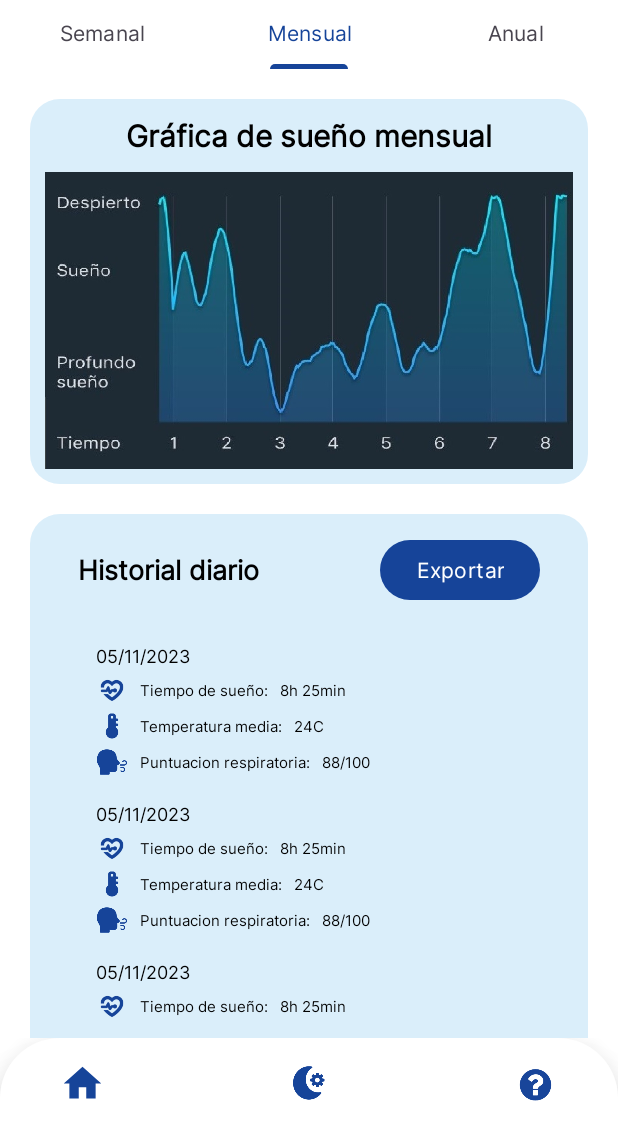
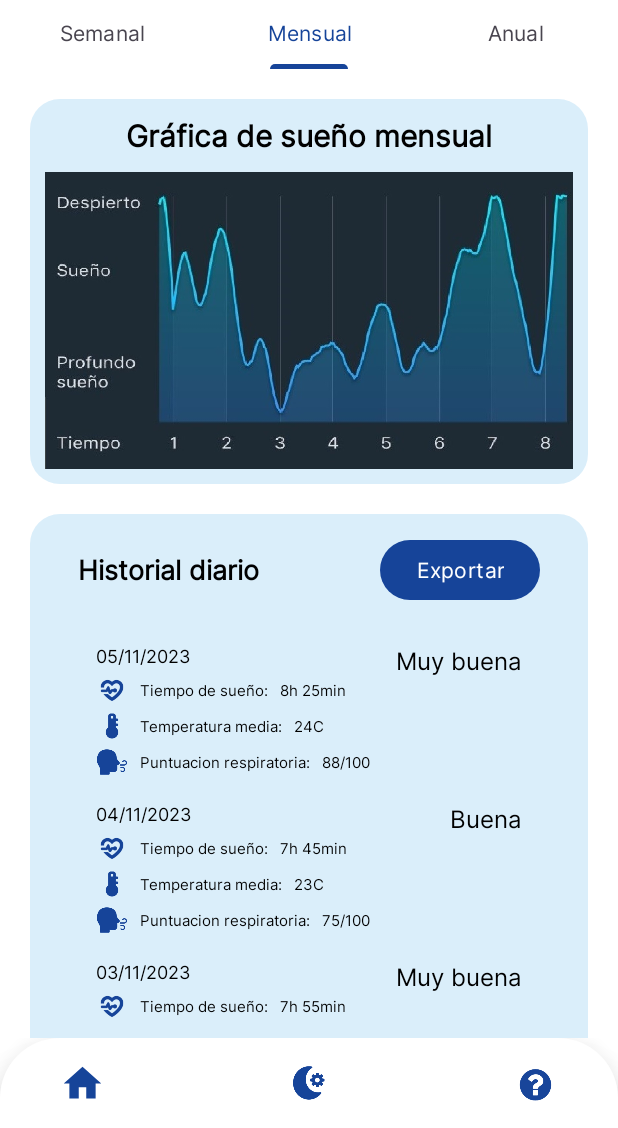
Before and after one commit to juandiazx/Hypnos, an Android app: the Historial screen opened directly, with no data from a screen before it, tab 2 chosen, on a phone screen of 412 x 824 dp, the part 108-1236 px from its top. Run offline under Robolectric (Android 15) with nearby library versions, the phone set to English and light mode, and no system bars.

Commit message:
recyclerView listo

```diff
--- a/android/app/src/main/java/com/example/hypnosapp/historial/AdaptadorDias.java
+++ b/android/app/src/main/java/com/example/hypnosapp/historial/AdaptadorDias.java
@@ -3,6 +3,8 @@ import android.content.Context;
 import android.view.LayoutInflater;
 import android.view.View;
 import android.view.ViewGroup;
+import android.widget.TextView;
+
 import androidx.annotation.NonNull;
 import androidx.recyclerview.widget.RecyclerView;
 
@@ -39,14 +41,30 @@ public class AdaptadorDias extends RecyclerView.Adapter<AdaptadorDias.ViewHolder
 
     public class ViewHolder extends RecyclerView.ViewHolder {
         // Declarar las vistas del elemento del RecyclerView aquí, por ejemplo, TextViews para fecha y puntuación.
+        TextView fechaTextView;
+        TextView puntuacionRespiratoriaTextView;
+        TextView puntuacionTextoTextview;
+        TextView temperaturaMediaTextView;
+        TextView tiempoSuenioTextView;
 
         public ViewHolder(View itemView) {
             super(itemView);
-            // Inicializar las vistas aquí, por ejemplo, mediante findViewById.
+            // Inicializar las vistas aquí mediante findViewById con las referencias correctas
+            fechaTextView = itemView.findViewById(R.id.fechaElementoHistorial);
+            puntuacionRespiratoriaTextView = itemView.findViewById(R.id.puntuacionRespiratoriaHistorial);
+            puntuacionTextoTextview = itemView.findViewById(R.id.puntuacionTextoHistorial);
+            temperaturaMediaTextView = itemView.findViewById(R.id.temperaturaMediaHistorial);
+            tiempoSuenioTextView = itemView.findViewById(R.id.tiempoSuenioHistorial);
         }
 
         public void bind(DiaModel dia) {
-            // Asigna los valores de fecha y puntuación a las vistas aquí.
+            // Asigna los valores de fecha, puntuación, temperatura, tiempo de sueño, etc., a las vistas del elemento.
+            fechaTextView.setText(dia.getFecha());
+            puntuacionRespiratoriaTextView.setText(dia.getPuntuacion());
+            puntuacionTextoTextview.setText(dia.getPuntuacionTexto());
+            temperaturaMediaTextView.setText(dia.getTemperaturaMedia());
+            tiempoSuenioTextView.setText(dia.getTiempoSuenio());
+            // Asigna otros valores según sea necesario
         }
     }
 }
--- a/android/app/src/main/java/com/example/hypnosapp/historial/Historial.java
+++ b/android/app/src/main/java/com/example/hypnosapp/historial/Historial.java
@@ -20,8 +20,6 @@ import java.util.ArrayList;
 import java.util.List;
 
 public class Historial extends AppCompatActivity {
-    private RecyclerView recyclerView;
-    public AdaptadorDias adaptadorDias;
     private List<DiaModel> listaDias;
 
     @Override
@@ -29,18 +27,10 @@ public class Historial extends AppCompatActivity {
         super.onCreate(savedInstanceState);
         setContentView(R.layout.historial);
 
-//        recyclerView = findViewById(R.id.recyclerViewHistorial);
-//        recyclerView.setHasFixedSize(true);
-//        recyclerView.setLayoutManager(new LinearLayoutManager(this));
-//
-//        listaDias = new ArrayList<>();
-//        listaDias.add(new DiaModel("05/11/2023", "88/100", "Muy buena", "24C", "8h 25min"));
-//        listaDias.add(new DiaModel("04/11/2023", "75/100", "Buena", "23C", "7h 45min"));
-//        listaDias.add(new DiaModel("03/11/2023", "90/100","Muy buena", "25C", "7h 55min"));
-//
-//        // Inicializa y establece el adaptador con la lista de días
-//        adaptadorDias = new AdaptadorDias(this, listaDias);
-//        recyclerView.setAdapter(adaptadorDias);
+        listaDias = new ArrayList<>();
+        listaDias.add(new DiaModel("05/11/2023", "88/100", "Muy buena", "24C", "8h 25min"));
+        listaDias.add(new DiaModel("04/11/2023", "75/100", "Buena", "23C", "7h 45min"));
+        listaDias.add(new DiaModel("03/11/2023", "90/100","Muy buena", "25C", "7h 55min"));
 
 
         // Encuentra el TabLayout y el ViewPager
--- a/android/app/src/main/java/com/example/hypnosapp/historial/HistorialFragmentAnual.java
+++ b/android/app/src/main/java/com/example/hypnosapp/historial/HistorialFragmentAnual.java
@@ -17,7 +17,6 @@ import java.util.List;
 public class HistorialFragmentAnual extends Fragment {
     private RecyclerView recyclerView;
     public AdaptadorDias adaptadorDias;
-    private List<DiaModel> listaDias;
     public HistorialFragmentAnual() {
         // Constructor público vacío requerido
     }
@@ -34,10 +33,12 @@ public class HistorialFragmentAnual extends Fragment {
         recyclerView.setHasFixedSize(true);
         recyclerView.setLayoutManager(new LinearLayoutManager(getContext()));
 
-        listaDias = new ArrayList<>();
-        listaDias.add(new DiaModel("05/11/2023", "88/100", "Muy buena", "24C", "8h 25min"));
-        listaDias.add(new DiaModel("04/11/2023", "75/100", "Buena", "23C", "7h 45min"));
-        listaDias.add(new DiaModel("03/11/2023", "90/100","Muy buena", "25C", "7h 55min"));
+//        listaDias = new ArrayList<>();
+//        listaDias.add(new DiaModel("05/11/2023", "88/100", "Muy buena", "24C", "8h 25min"));
+//        listaDias.add(new DiaModel("04/11/2023", "75/100", "Buena", "23C", "7h 45min"));
+//        listaDias.add(new DiaModel("03/11/2023", "90/100","Muy buena", "25C", "7h 55min"));
+        // Obtén la lista de datos de la actividad principal
+        List<DiaModel> listaDias = ((Historial) getActivity()).getListaDias();
 
         // Inicializa y establece el adaptador con la lista de días
         adaptadorDias = new AdaptadorDias(getContext(), listaDias);
--- a/android/app/src/main/java/com/example/hypnosapp/historial/HistorialFragmentMes.java
+++ b/android/app/src/main/java/com/example/hypnosapp/historial/HistorialFragmentMes.java
@@ -19,7 +19,6 @@ import java.util.List;
 public class HistorialFragmentMes extends Fragment {
     private RecyclerView recyclerView;
     public AdaptadorDias adaptadorDias;
-    private List<DiaModel> listaDias;
     public HistorialFragmentMes() {
         // Constructor público vacío requerido
     }
@@ -36,10 +35,12 @@ public class HistorialFragmentMes extends Fragment {
         recyclerView.setHasFixedSize(true);
         recyclerView.setLayoutManager(new LinearLayoutManager(getContext()));
 
-        listaDias = new ArrayList<>();
-        listaDias.add(new DiaModel("05/11/2023", "88/100", "Muy buena", "24C", "8h 25min"));
-        listaDias.add(new DiaModel("04/11/2023", "75/100", "Buena", "23C", "7h 45min"));
-        listaDias.add(new DiaModel("03/11/2023", "90/100","Muy buena", "25C", "7h 55min"));
+//        listaDias = new ArrayList<>();
+//        listaDias.add(new DiaModel("05/11/2023", "88/100", "Muy buena", "24C", "8h 25min"));
+//        listaDias.add(new DiaModel("04/11/2023", "75/100", "Buena", "23C", "7h 45min"));
+//        listaDias.add(new DiaModel("03/11/2023", "90/100","Muy buena", "25C", "7h 55min"));
+        // Obtén la lista de datos de la actividad principal
+        List<DiaModel> listaDias = ((Historial) getActivity()).getListaDias();
 
         // Inicializa y establece el adaptador con la lista de días
         adaptadorDias = new AdaptadorDias(getContext(), listaDias);
--- a/android/app/src/main/java/com/example/hypnosapp/historial/HistorialFragmentSemana.java
+++ b/android/app/src/main/java/com/example/hypnosapp/historial/HistorialFragmentSemana.java
@@ -19,7 +19,6 @@ import java.util.List;
 public class HistorialFragmentSemana extends Fragment {
     private RecyclerView recyclerView;
     public AdaptadorDias adaptadorDias;
-    private List<DiaModel> listaDias;
     public HistorialFragmentSemana() {
         // Constructor público vacío requerido
     }
@@ -36,10 +35,8 @@ public class HistorialFragmentSemana extends Fragment {
         recyclerView.setHasFixedSize(true);
         recyclerView.setLayoutManager(new LinearLayoutManager(getContext()));
 
-        listaDias = new ArrayList<>();
-        listaDias.add(new DiaModel("05/11/2023", "88/100", "Muy buena", "24C", "8h 25min"));
-        listaDias.add(new DiaModel("04/11/2023", "75/100", "Buena", "23C", "7h 45min"));
-        listaDias.add(new DiaModel("03/11/2023", "90/100","Muy buena", "25C", "7h 55min"));
+        // Obtén la lista de datos de la actividad principal
+        List<DiaModel> listaDias = ((Historial) getActivity()).getListaDias();
 
         // Inicializa y establece el adaptador con la lista de días
         adaptadorDias = new AdaptadorDias(getContext(), listaDias);
--- a/android/app/src/main/res/layout/elemento_historial.xml
+++ b/android/app/src/main/res/layout/elemento_historial.xml
@@ -80,8 +80,8 @@
         android:layout_marginTop="4dp"
         android:contentDescription="fotografía"
         android:src="@drawable/icons8_health_64"
-        app:layout_constraintStart_toStartOf="@+id/textView7"
-        app:layout_constraintTop_toBottomOf="@+id/textView7" />
+        app:layout_constraintStart_toStartOf="@+id/fechaElementoHistorial"
+        app:layout_constraintTop_toBottomOf="@+id/fechaElementoHistorial" />
 
     <ImageView
         android:id="@+id/iconoTempMedia"
@@ -104,7 +104,7 @@
         app:layout_constraintTop_toBottomOf="@+id/iconoTempMedia" />
 
     <TextView
-        android:id="@+id/textView7"
+        android:id="@+id/fechaElementoHistorial"
         android:layout_width="wrap_content"
         android:layout_height="wrap_content"
         android:layout_marginStart="8dp"
@@ -113,4 +113,15 @@
         android:textSize="12sp"
         app:layout_constraintStart_toStartOf="parent"
         app:layout_constraintTop_toTopOf="parent" />
+
+    <TextView
+        android:id="@+id/puntuacionTextoHistorial"
+        android:layout_width="wrap_content"
+        android:layout_height="wrap_content"
+        android:layout_marginTop="8dp"
+        android:layout_marginEnd="8dp"
+        android:text="aqui va bueno"
+        android:textSize="16sp"
+        app:layout_constraintEnd_toEndOf="parent"
+        app:layout_constraintTop_toTopOf="parent" />
 </androidx.constraintlayout.widget.ConstraintLayout>
```
